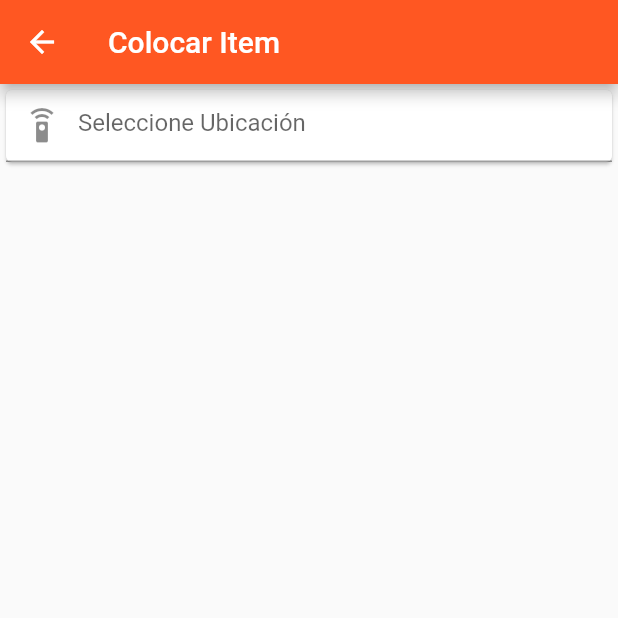
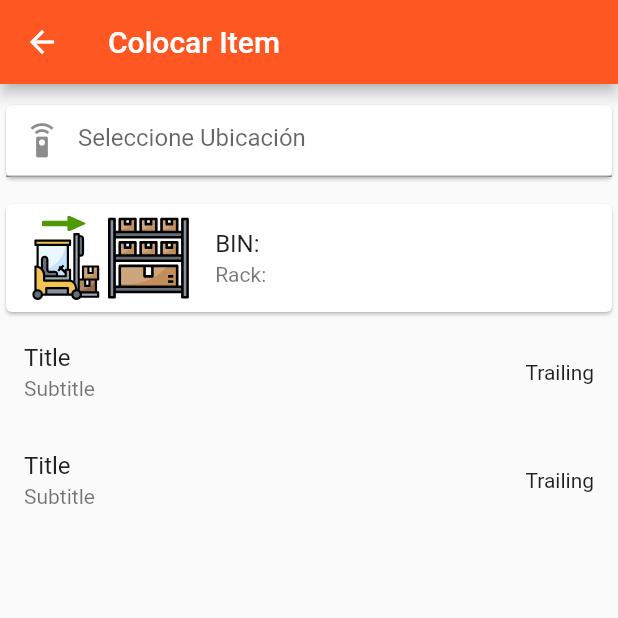
Before and after one commit to MTSolutions/mtfifo, a Flutter app: the ColocarView screen opened by its route, on a phone screen of 412 x 824 dp, the top half of it. Run offline on Flutter 3.47's test engine with Material 2 defaults, Android fonts, the phone set to English and light mode, and no system bars; our stand-ins replace flutter_svg, timeago.

Commit message:
update deps. update colocar.dart

```diff
--- a/lib/main.dart
+++ b/lib/main.dart
@@ -1,6 +1,7 @@
 import 'package:flutter/material.dart';
 import 'package:mtfifo/views/fifo/fifo.dart';
 import 'package:mtfifo/views/colocar/colocar.dart';
+import 'package:mtfifo/views/extraer/extraer.dart';
 
 import 'package:flutter_svg/flutter_svg.dart';
 
@@ -20,7 +21,8 @@ class MyApp extends StatelessWidget {
       routes: {
         '/': (BuildContext context) => MainView(title: 'MTwms'),
         '/fifo': (BuildContext context) => FIFOView(title: 'Ordenes FIFO'),
-        '/colocar': (BuildContext context) => ColocarView(title: 'Colocar Item')
+        '/colocar': (BuildContext context) => ColocarView(title: 'Colocar Item'),
+        '/extraer': (BuildContext context) => ExtraerView(title: 'Extraer Item')
       }
     );
   }
--- a/lib/views/colocar/colocar.dart
+++ b/lib/views/colocar/colocar.dart
@@ -1,4 +1,5 @@
 import 'package:flutter/material.dart';
+import 'package:flutter_svg/flutter_svg.dart';
 
 class ColocarView extends StatefulWidget {
   ColocarView({Key key, this.title}) : super(key: key);
@@ -9,7 +10,6 @@ class ColocarView extends StatefulWidget {
 }
 
 class _ColocarViewState extends State<ColocarView> {
-
   @override
   void initState() {
     super.initState();
@@ -22,19 +22,50 @@ class _ColocarViewState extends State<ColocarView> {
           title: Text(widget.title),
         ),
         body: Center(
-        child: Column(
-          children: <Widget>[
+            child: Column(children: <Widget>[
+          SizedBox(height: 10),
           Card(
             child: TextField(
               decoration: InputDecoration(
                 hintText: "Seleccione Ubicación",
-                    prefixIcon: Icon(Icons.settings_remote)
+                prefixIcon: Icon(Icons.settings_remote),
               ),
             ),
           ),
-            ]
-          )
-        )
-      );
+          SizedBox(height: 10),
+          Card(
+            child: Column(
+              mainAxisSize: MainAxisSize.min,
+              children: <Widget>[
+                ListTile(
+                  leading: SvgPicture.asset("assets/colocar.svg",
+                      semanticsLabel: "Bin"),
+                  title: Text('BIN:'),
+                  subtitle: Text('Rack:'),
+                ),
+              ],
+            ),
+          ),
+          ListView(
+            shrinkWrap: true,
+            primary: false,
+            children: <Widget>[
+              ListTile(
+                  trailing: Text("Trailing"),
+                  title: Text("Title"),
+                  subtitle: Text("Subtitle"),
+                  onTap: () {
+                    print("TileTap!");
+                  }
+                ),
+                ListTile(
+                  trailing: Text("Trailing"),
+                  title: Text("Title"),
+                  subtitle: Text("Subtitle"),
+                  onTap: () {
+                    print("TileTap!");
+                  })
+            ]),
+        ])));
   }
 }
--- a/pubspec.yaml
+++ b/pubspec.yaml
@@ -23,7 +23,7 @@ dependencies:
   timeago: ^2.0.20
   fluttertoast: ^3.1.3
   provider: ^4.0.1
-  flutter_svg: ^0.17.4
+  flutter_svg: ^0.18.0
 
   # The following adds the Cupertino Icons font to your application.
   # Use with the CupertinoIcons class for iOS style icons.
```
Also changed, not shown: lib/views/extraer/extraer.dart (+40 -0 lines), pubspec.lock, 2 other files. Lines whose indentation alone changed are shown as unchanged.
